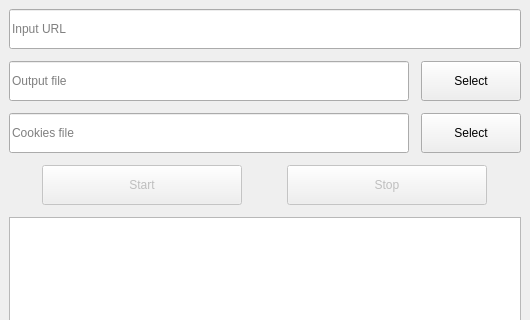
This is mainwindow.ui in AndreaTerenz/CiulaLezioni as Qt 5 draws it before an edit; both pictures show x 0 to 530 and y 0 to 320 of the 530 by 527 pixel window. The edited form follows.
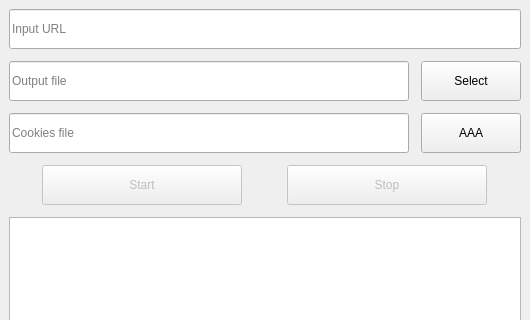
This is the edited form.

Commit message: Added a .sh script to make sure the ui is recompiled only when needed

```diff
--- a/mainwindow.ui
+++ b/mainwindow.ui
@@ -157,7 +157,7 @@
            </size>
           </property>
           <property name="text">
-           <string>Select</string>
+           <string>AAA</string>
           </property>
          </widget>
         </item>
```
The commit also changes 4 other files.
